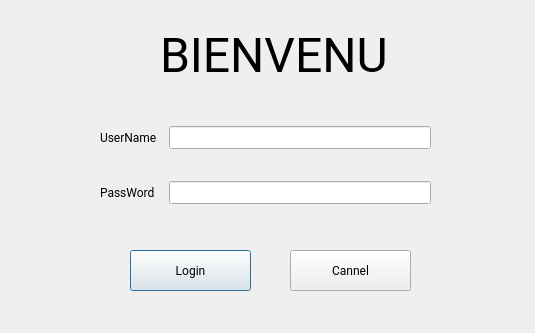
pholien/QtProjet, file login.ui: the form before one commit.
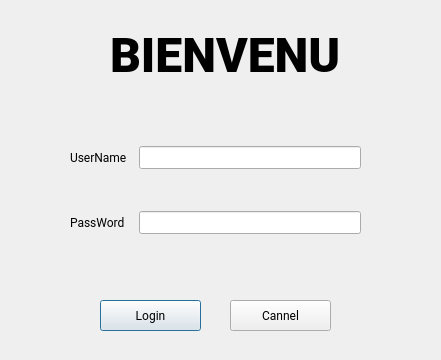
The form after the commit.

Patch:
```diff
--- a/login.ui
+++ b/login.ui
@@ -6,8 +6,8 @@
    <rect>
     <x>0</x>
     <y>0</y>
-    <width>535</width>
-    <height>333</height>
+    <width>441</width>
+    <height>360</height>
    </rect>
   </property>
   <property name="windowTitle">
@@ -16,10 +16,10 @@
   <widget class="QPushButton" name="OKPushButton">
    <property name="geometry">
     <rect>
-     <x>130</x>
-     <y>250</y>
-     <width>121</width>
-     <height>41</height>
+     <x>100</x>
+     <y>300</y>
+     <width>101</width>
+     <height>31</height>
     </rect>
    </property>
    <property name="font">
@@ -34,10 +34,10 @@
   <widget class="QPushButton" name="NOPushButton">
    <property name="geometry">
     <rect>
-     <x>290</x>
-     <y>250</y>
-     <width>121</width>
-     <height>41</height>
+     <x>230</x>
+     <y>300</y>
+     <width>101</width>
+     <height>31</height>
     </rect>
    </property>
    <property name="font">
@@ -52,7 +52,7 @@
   <widget class="QLabel" name="label">
    <property name="geometry">
     <rect>
-     <x>160</x>
+     <x>110</x>
      <y>30</y>
      <width>251</width>
      <height>51</height>
@@ -60,8 +60,10 @@
    </property>
    <property name="font">
     <font>
-     <family>Roboto</family>
+     <family>Roboto Black</family>
      <pointsize>36</pointsize>
+     <weight>75</weight>
+     <bold>true</bold>
     </font>
    </property>
    <property name="text">
@@ -71,10 +73,10 @@
   <widget class="QWidget" name="layoutWidget">
    <property name="geometry">
     <rect>
-     <x>100</x>
-     <y>100</y>
-     <width>331</width>
-     <height>131</height>
+     <x>70</x>
+     <y>110</y>
+     <width>291</width>
+     <height>161</height>
     </rect>
    </property>
    <layout class="QGridLayout" name="gridLayout_2">
```
Left out of the diff: 6 changed lines with no effect on the pictures.
